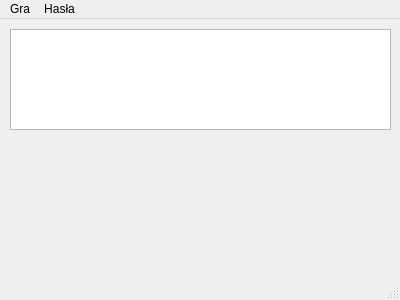
Old version of the form oknoglowne.ui in the repository MiszczProgramowania/KoloFortuny.
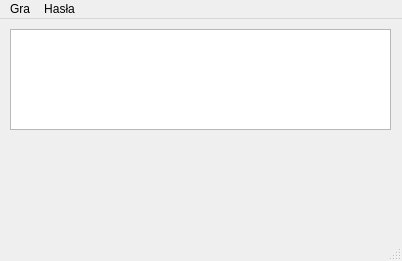
New version of the form.

The edit to the form file:
```diff
--- a/oknoglowne.ui
+++ b/oknoglowne.ui
@@ -6,10 +6,28 @@
    <rect>
     <x>0</x>
     <y>0</y>
-    <width>400</width>
-    <height>300</height>
+    <width>402</width>
+    <height>261</height>
    </rect>
   </property>
+  <property name="minimumSize">
+   <size>
+    <width>402</width>
+    <height>261</height>
+   </size>
+  </property>
+  <property name="maximumSize">
+   <size>
+    <width>402</width>
+    <height>261</height>
+   </size>
+  </property>
+  <property name="baseSize">
+   <size>
+    <width>402</width>
+    <height>261</height>
+   </size>
+  </property>
   <property name="windowTitle">
    <string>OknoGlowne</string>
   </property>
@@ -48,7 +66,7 @@
     <rect>
      <x>0</x>
      <y>0</y>
-     <width>400</width>
+     <width>402</width>
      <height>21</height>
     </rect>
    </property>
```
Left out of the diff: 34 changed lines with no effect on the pictures.
